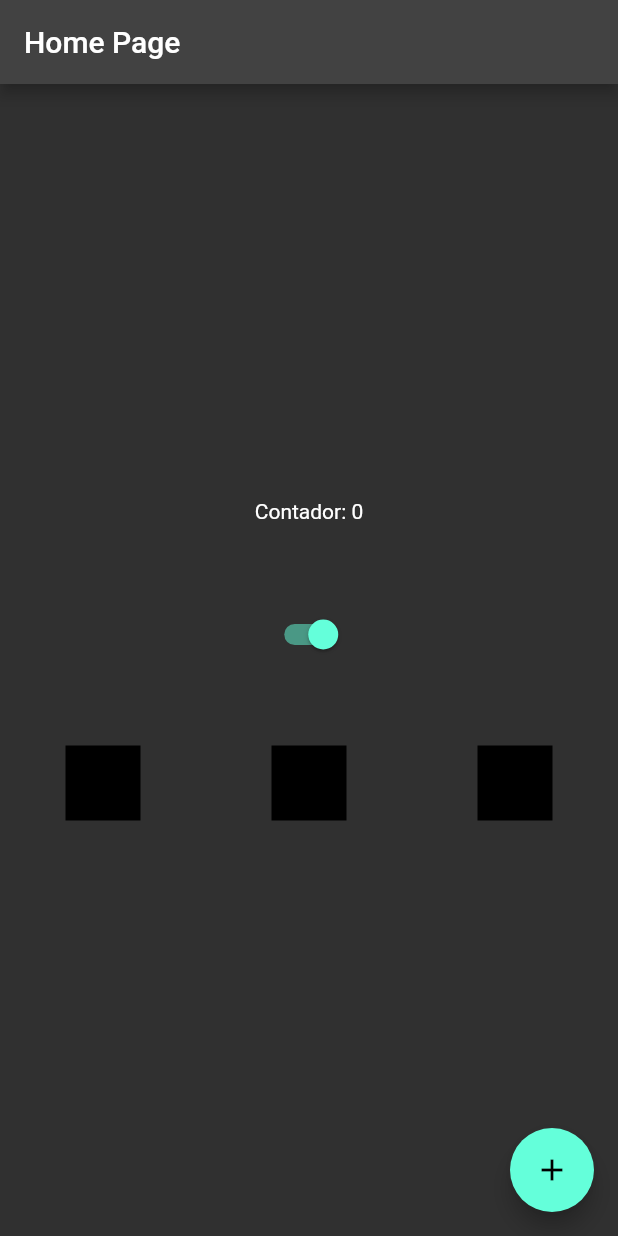
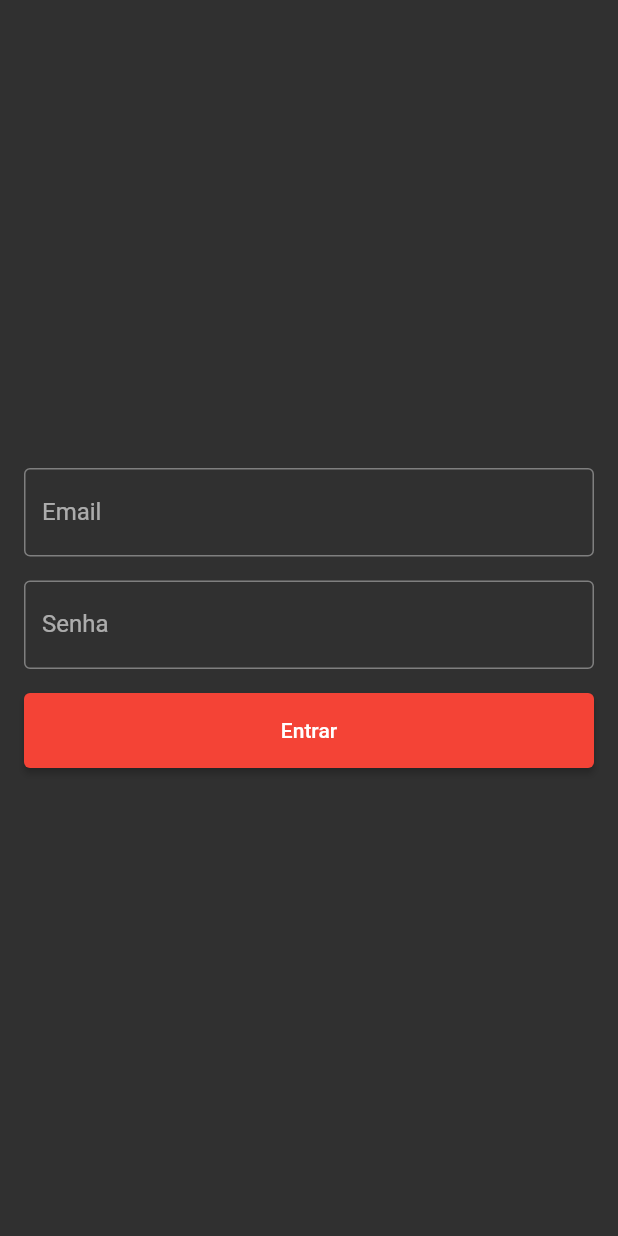
Before and after one commit to yuri-duque/flutter_hello_word, a Flutter app: the screen it shows after launch, on a phone screen of 412 x 824 dp. Run offline on Flutter 3.47's test engine with Material 2 defaults, Android fonts, the phone set to English and light mode, and no system bars.

Commit message:
criando tela de login com passagem de rotas

```diff
--- a/lib/app_widget.dart
+++ b/lib/app_widget.dart
@@ -1,7 +1,6 @@
 import 'package:flutter/material.dart';
 import 'package:hello_word/app_controller.dart';
-
-import 'home_page.dart';
+import 'package:hello_word/login_page.dart';
 
 class AppWidget extends StatelessWidget {
   @override
@@ -14,7 +13,7 @@ class AppWidget extends StatelessWidget {
             primarySwatch: Colors.red,
             brightness: AppController.instance.getThema(),
           ),
-          home: HomePage(),
+          home: LoginPage(),
         );
       },
     );
--- a/lib/home_page.dart
+++ b/lib/home_page.dart
@@ -1,5 +1,6 @@
 import 'package:flutter/material.dart';
 import 'package:hello_word/app_controller.dart';
+import 'package:hello_word/login_page.dart';
 
 class HomePage extends StatefulWidget {
   const HomePage({Key? key}) : super(key: key);
--- /dev/null
+++ b/lib/login_page.dart
@@ -0,0 +1,112 @@
+import 'package:flutter/material.dart';
+import 'package:hello_word/home_page.dart';
+
+class LoginPage extends StatefulWidget {
+  const LoginPage({Key? key}) : super(key: key);
+
+  @override
+  State<LoginPage> createState() => _LoginPageState();
+}
+
+class _LoginPageState extends State<LoginPage> {
+  String email = "";
+  String password = "";
+
+  @override
+  Widget build(BuildContext context) {
+    return Scaffold(
+      body: SingleChildScrollView(
+        child: SizedBox(
+          height: MediaQuery.of(context).size.height,
+          child: Padding(
+            padding: const EdgeInsets.all(8.0),
+            child: Column(
+              mainAxisAlignment: MainAxisAlignment.center,
+              children: [
+                CustomTextField(
+                  label: "Email",
+                  onChanged: (text) {
+                    email = text;
+                  },
+                  keyboardType: TextInputType.emailAddress,
+                ),
+                CustomTextField(
+                  label: "Senha",
+                  onChanged: (text) {
+                    password = text;
+                  },
+                  typePassword: true,
+                ),
+                CustomButton(
+                  text: "Entrar",
+                  onPressed: () {
+                    if (email == "teste@teste.com" && password == "123") {
+                      Navigator.of(context).pushReplacement(
+                        MaterialPageRoute(builder: (context) => HomePage()),
+                      );
+                    } else {
+                      print("email: $email, password: $password");
+                    }
+                  },
+                )
+              ],
+            ),
+          ),
+        ),
+      ),
+    );
+  }
+}
+
+class CustomTextField extends StatelessWidget {
+  final String label;
+  final Function(String) onChanged;
+  final TextInputType keyboardType;
+  final bool typePassword;
+
+  const CustomTextField({
+    Key? key,
+    required this.label,
+    required this.onChanged,
+    this.keyboardType = TextInputType.text,
+    this.typePassword = false,
+  }) : super(key: key);
+
+  @override
+  Widget build(BuildContext context) {
+    return Padding(
+      padding: const EdgeInsets.all(8),
+      child: TextField(
+        onChanged: onChanged,
+        decoration: InputDecoration(
+          labelText: label,
+          border: const OutlineInputBorder(),
+        ),
+        obscureText: typePassword,
+        keyboardType: keyboardType,
+      ),
+    );
+  }
+}
+
+class CustomButton extends StatelessWidget {
+  final String text;
+  final Function() onPressed;
+
+  const CustomButton({Key? key, required this.text, required this.onPressed})
+      : super(key: key);
+
+  @override
+  Widget build(BuildContext context) {
+    final minWidth = MediaQuery.of(context).size.width;
+
+    return Padding(
+      padding: const EdgeInsets.all(8),
+      child: ElevatedButton(
+        onPressed: onPressed,
+        child: Text(text),
+        style: ElevatedButton.styleFrom(minimumSize: Size(minWidth, 50)),
+      ),
+    );
+  }
+}
```
Also changed, not shown: 1 other file.
